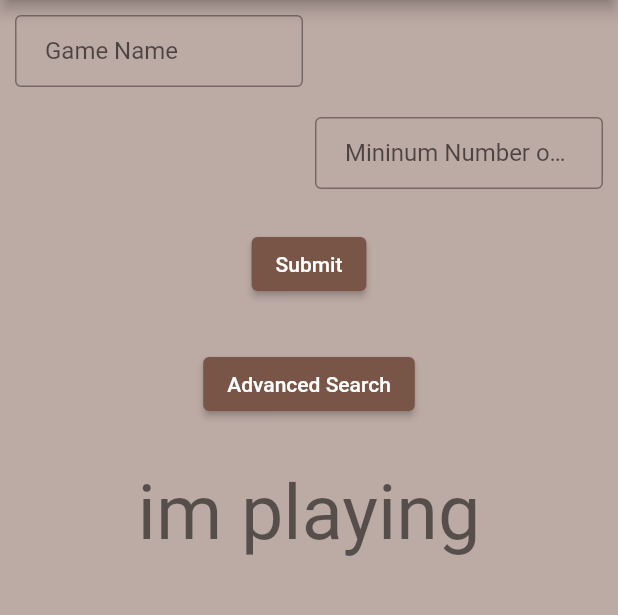
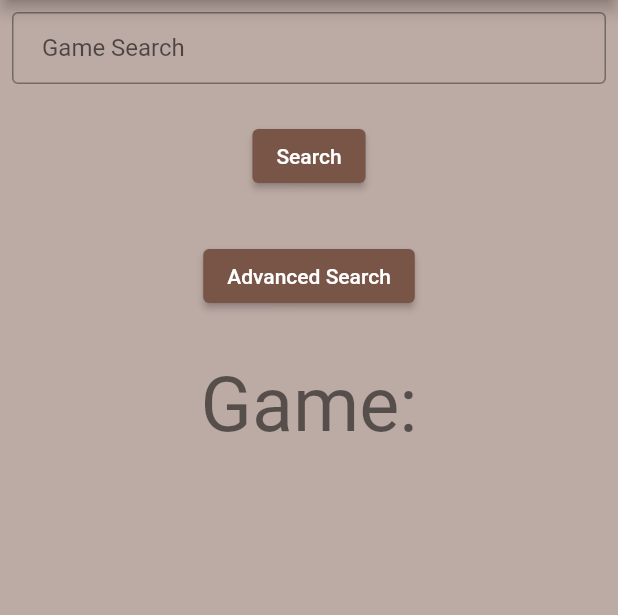
Before and after one commit to jakelang01/gamegeek, a Flutter app: the screen it shows after launch, in the side drawer, after a tap on "Game Screen", on a phone screen of 412 x 824 dp, the part 84-699 px from its top. Run offline on Flutter 3.47's test engine with Material 2 defaults, Android fonts, the phone set to English and light mode, and no system bars; our stand-ins replace cloud_firestore, csv, firebase_core, youtube_player_flutter; missing offline and left inert: flutter_alarm_clock; accounts and stored records are empty.

Commit message:
new getName and setGameData functions within gameScreen, they aren't displaying when I search Gloomhaven plz help

```diff
--- a/lib/screens/game_search_screen.dart
+++ b/lib/screens/game_search_screen.dart
@@ -16,9 +16,17 @@ class _SearchScreen extends State<SearchScreen> {
 
   List<List<String>>? rawData;
   String dataFilePath = 'assets/bgg_db_2018_01.csv';
-  String exampleText = '';
-  String nameText = '';
-  String minPlayerText = '';
+  String rank = '';
+  String URL = '';
+  String gameID = '';
+  String gameName = '';
+  String minPlayers = '';
+  String maxPlayers = '';
+  String avgTime = '';
+  String minTime = '';
+  String maxTime = '';
+  String year = '';
+  String restOfString = '';
   TextEditingController nameInput = TextEditingController();
   TextEditingController minPlayerInput = TextEditingController();
   TextEditingController maxPlayerInput = TextEditingController();
@@ -62,13 +70,29 @@ class _SearchScreen extends State<SearchScreen> {
     return getRow(rowNum)[colNum];
   }
 
-  String getName(int rowNum, int colNum) {
-    return getEntry(rowNum, colNum);
+  int getName(String name) {
+    for(int i=1; i<5000; i++) {
+      if(name.toLowerCase() == getEntry(i, 3).toLowerCase()) {
+        return i; // i is the row containing the game information
+      }
+    }
+    return -1; // game not found
   }
 
-  void setData(int rowNum, int colNum) {
-    String name = getEntry(rowNum, colNum);
-    String rank = '';
+  void setGameInfo(int row) { // input getName as parameter
+      rank = getEntry(row, 0);
+      URL = getEntry(row, 1);
+      gameID = getEntry(row, 2);
+      gameName = getEntry(row, 3);
+      minPlayers = getEntry(row, 4);
+      maxPlayers = getEntry(row, 5);
+      avgTime = getEntry(row, 6);
+      minTime = getEntry(row, 7);
+      maxTime = getEntry(row, 8);
+      year = getEntry(row, 9);
+      restOfString = "\nRank: " + rank + "\nMinimum Players: " + minPlayers +
+          "\nMaximum Players: " + maxPlayers + "\nAverage Time: " + avgTime + "\nMinimum Time: " + minTime +
+          "\nMaximum Time: " + maxTime + "\nYear Released: " + year;
   }
 
   @override
@@ -87,23 +111,12 @@ class _SearchScreen extends State<SearchScreen> {
         body: Column(
             children:<Widget>[
               Padding(
-                padding: const EdgeInsets.only(left: 10, right: 210, top: 10, bottom: 10),
+                padding: const EdgeInsets.symmetric(horizontal: 8, vertical: 8),
                 child: TextFormField(
                   controller: nameInput,
-                  decoration: InputDecoration(
-                    hintText: 'Game Name',
-                    contentPadding: const EdgeInsets.symmetric(vertical: 10, horizontal: 20.0),
-                    border: OutlineInputBorder(),
-                  ),
-                ),
-              ),
-              Padding(
-                padding: const EdgeInsets.only(left: 210, right: 10, top: 10, bottom: 10),
-                child: TextFormField(
-                  controller: minPlayerInput,
-                  decoration: InputDecoration(
-                    hintText: 'Mininum Number of Players',
-                    contentPadding: const EdgeInsets.symmetric(vertical: 10, horizontal: 20.0),
+                  decoration: const InputDecoration(
+                    hintText: 'Game Search',
+                    contentPadding: EdgeInsets.symmetric(vertical: 10, horizontal: 20.0),
                     border: OutlineInputBorder(),
                   ),
                 ),
@@ -111,11 +124,14 @@ class _SearchScreen extends State<SearchScreen> {
               Padding(
                   padding: const EdgeInsets.symmetric(horizontal: 8, vertical: 16),
                   child:ElevatedButton(
-                    child: Text('Submit'),
+                    child: Text('Search'),
                     onPressed: () {
-                      nameText = nameInput.text;
-                      minPlayerText = minPlayerInput.text;
-                      setData(1, 1);
+                      if(getName(nameInput.text) == -1) { // Game not found
+                        gameName = 'Game not found';
+                      }
+                      else { // Game found
+                        setGameInfo(getName(nameInput.text));
+                      }
                     },
                   )
               ),
@@ -135,7 +151,7 @@ class _SearchScreen extends State<SearchScreen> {
               Padding(
                 padding: const EdgeInsets.symmetric(horizontal: 8, vertical: 16),
                 child: Text(
-                  "im playing " + exampleText,
+                  "Game: " + gameName + restOfString,
                   textAlign: TextAlign.center,
                   //overflow: TextOverflow.ellipsis,
                   textScaleFactor: 0.9,
```
